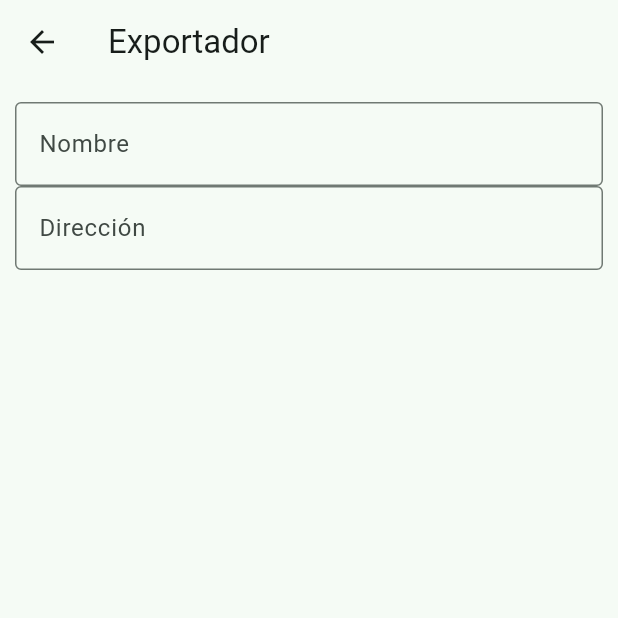
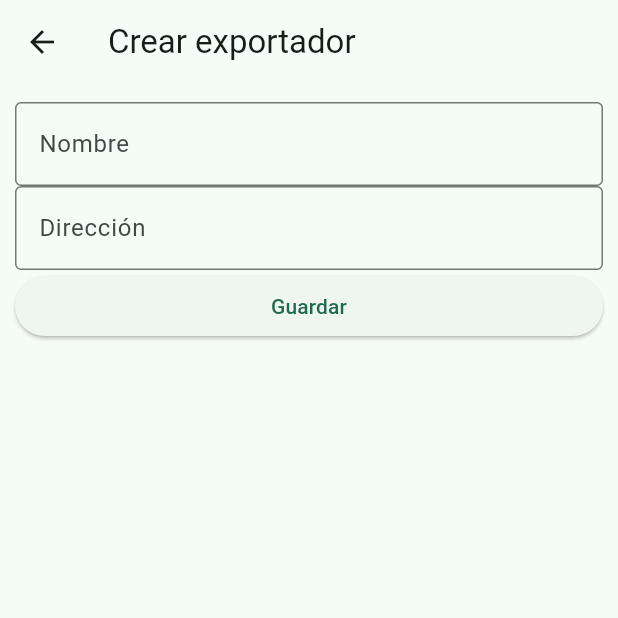
Before and after one commit to box-bm/gen_pdf, a Flutter app: the NewExporter screen opened by its route, on a phone screen of 412 x 824 dp, the top half of it. Run offline on Flutter 3.47's test engine with Material 2 defaults, Android fonts, the phone set to English and light mode, and no system bars; drawn by our look-alikes of flutter_form_builder; our stand-ins replace form_builder_validators, sqflite, sqflite_common_ffi; missing offline and left inert: flutter_acrylic, window_manager; accounts and stored records are empty.

Commit message:
created first maintenance

```diff
--- a/lib/common.dart
+++ b/lib/common.dart
@@ -1,3 +1,2 @@
 export 'package:flutter/material.dart';
 export 'package:flutter_localizations/flutter_localizations.dart';
-export 'package:gen_pdf/generated/l10n.dart';
--- a/lib/models/exporter.dart
+++ b/lib/models/exporter.dart
@@ -2,9 +2,18 @@ import 'package:gen_pdf/database/column.dart';
 import 'package:gen_pdf/database/reference.dart';
 import 'package:gen_pdf/database/table_interface.dart';
 import 'package:gen_pdf/models/person.dart';
+import 'package:uuid/uuid.dart';
 
 class Exporter extends Person implements TableInterface<Exporter> {
   Exporter({super.id = "", super.name = "", super.address = ""});
+
+  factory Exporter.newByMap(Map<String, dynamic> values) {
+    return Exporter(
+      id: const Uuid().v4(),
+      name: values['name'],
+      address: values['address'],
+    );
+  }
 
   Exporter.create({
     required super.id,
@@ -14,9 +23,22 @@ class Exporter extends Person implements TableInterface<Exporter> {
 
   @override
   List<Column> get columns => [
-        Column(name: 'id', columnType: SQLiteDataType.text),
-        Column(name: 'name', columnType: SQLiteDataType.text),
-        Column(name: 'address', columnType: SQLiteDataType.text),
+        Column(
+          name: 'id',
+          columnType: SQLiteDataType.text,
+          primaryKey: true,
+          notNull: true,
+        ),
+        Column(
+          name: 'name',
+          columnType: SQLiteDataType.text,
+          notNull: true,
+        ),
+        Column(
+          name: 'address',
+          columnType: SQLiteDataType.text,
+          notNull: true,
+        ),
       ];
 
   @override
--- a/lib/screens/new_exporter.dart
+++ b/lib/screens/new_exporter.dart
@@ -1,4 +1,5 @@
 import 'package:flutter/material.dart';
+import 'package:gen_pdf/repository/exporters_repository.dart';
 import 'package:gen_pdf/widgets/exporter_form.dart';
 
 class NewExporter extends StatelessWidget {
@@ -7,15 +8,35 @@ class NewExporter extends StatelessWidget {
 
   @override
   Widget build(BuildContext context) {
+    var initialValues =
+        (ModalRoute.of(context)?.settings.arguments) as Map<String, dynamic>?;
+    var isEditing = initialValues != null;
+
     return Scaffold(
         appBar: AppBar(
-          title: const Text("Exportador"),
+          title: Text(isEditing ? "Modificar Exportador" : "Crear exportador"),
         ),
-        body: const SingleChildScrollView(
+        body: SingleChildScrollView(
             child: SafeArea(
-                minimum: EdgeInsets.fromLTRB(10, 12, 10, 20),
+                minimum: const EdgeInsets.fromLTRB(10, 12, 10, 20),
                 child: Column(
-                  children: [ExporterForm()],
+                  children: [
+                    ExporterForm(
+                      initialValues: initialValues,
+                      onSubmit: (values) async {
+                        if (isEditing) {
+                          print(values);
+                          return;
+                        }
+                        await ExporterRepository().createExporter(values);
+                        // ignore: use_build_context_synchronously
+                        Navigator.pop(context);
+                        // ignore: use_build_context_synchronously
+                        ScaffoldMessenger.of(context).showSnackBar(
+                            const SnackBar(content: Text("Creado")));
+                      },
+                    )
+                  ],
                 ))));
   }
 }
--- a/lib/widgets/exporter_form.dart
+++ b/lib/widgets/exporter_form.dart
@@ -3,7 +3,9 @@ import 'package:flutter_form_builder/flutter_form_builder.dart';
 import 'package:gen_pdf/widgets/person_form.dart';
 
 class ExporterForm extends StatefulWidget {
-  const ExporterForm({super.key});
+  final Function(Map<String, dynamic> values) onSubmit;
+  final Map<String, dynamic>? initialValues;
+  const ExporterForm({super.key, required this.onSubmit, this.initialValues});
 
   @override
   State<ExporterForm> createState() => _CreateBillFormState();
@@ -13,12 +15,32 @@ class _CreateBillFormState extends State<ExporterForm> {
   final _formkey = GlobalKey<FormBuilderState>();
 
   @override
+  void initState() {
+    super.initState();
+  }
+
+  @override
+  void dispose() {
+    _formkey.currentState?.dispose();
+    super.dispose();
+  }
+
+  @override
   Widget build(BuildContext context) {
     return FormBuilder(
         key: _formkey,
+        initialValue: widget.initialValues ?? {},
         child: Column(
+          crossAxisAlignment: CrossAxisAlignment.stretch,
           children: [
             ...personForm,
+            ElevatedButton(
+                onPressed: () {
+                  if (_formkey.currentState!.saveAndValidate()) {
+                    widget.onSubmit(_formkey.currentState!.value);
+                  }
+                },
+                child: const Text("Guardar"))
           ],
         ));
   }
--- a/lib/widgets/person_form.dart
+++ b/lib/widgets/person_form.dart
@@ -1,14 +1,21 @@
 import 'package:flutter/material.dart';
 import 'package:flutter_form_builder/flutter_form_builder.dart';
+import 'package:form_builder_validators/form_builder_validators.dart';
 
 List<Widget> personForm = [
   FormBuilderTextField(
     name: 'name',
+    validator: FormBuilderValidators.compose([
+      FormBuilderValidators.required(),
+    ]),
     decoration: const InputDecoration(
         labelText: "Nombre", border: OutlineInputBorder()),
   ),
   FormBuilderTextField(
     name: 'address',
+    validator: FormBuilderValidators.compose([
+      FormBuilderValidators.required(),
+    ]),
     decoration: const InputDecoration(
         labelText: "Dirección", border: OutlineInputBorder()),
   ),
--- a/pubspec.yaml
+++ b/pubspec.yaml
@@ -20,6 +20,9 @@ dependencies:
   sqflite: ^2.2.8+4
   sqflite_common_ffi: ^2.2.5
   path: ^1.8.3
+  uuid: ^3.0.7
+  fluent_ui: ^4.4.0
+  flutter_acrylic: ^1.1.3
 
 dev_dependencies:
   flutter_test:
@@ -28,5 +31,3 @@ dev_dependencies:
 
 flutter:
   uses-material-design: true
-flutter_intl:
-  enabled: true
```
Also changed, not shown: lib/main.dart (+27 -20 lines), lib/models/consigneer.dart (+8 -4 lines), lib/repository/exporters_repository.dart (added, +13 -0 lines), pubspec.lock, 5 other files.
